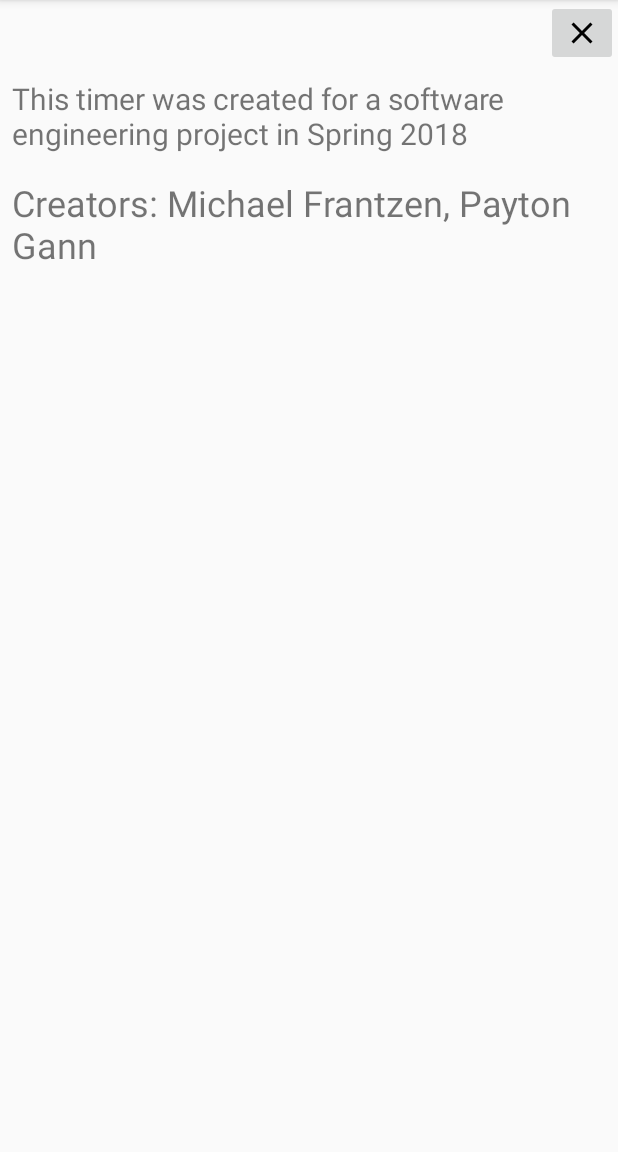
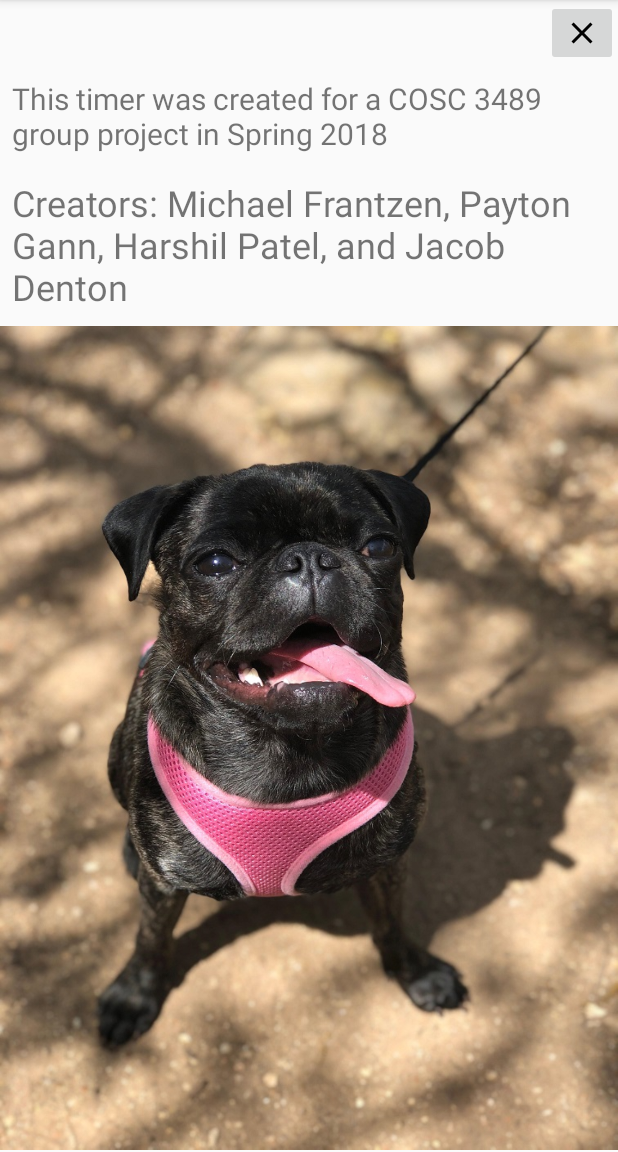
Before and after one commit to michaelfrantzen/PomodoroTimerV2, an Android app: the AboutActivity screen opened directly, with no data from a screen before it, on a phone screen of 412 x 824 dp, the part 84-1236 px from its top. Run offline under Robolectric (Android 15) with nearby library versions, the phone set to English and light mode, and no system bars.

Commit message:
Added all names to about page and then fixed it skipping profile name

```diff
--- a/app/src/main/java/com/example/michael/pomodorotimerv2/AboutActivity.java
+++ b/app/src/main/java/com/example/michael/pomodorotimerv2/AboutActivity.java
@@ -3,17 +3,24 @@ package com.example.michael.pomodorotimerv2;
 import android.content.Intent;
 import android.support.v7.app.AppCompatActivity;
 import android.os.Bundle;
+import android.util.Log;
 import android.view.View;
 import android.widget.ImageButton;
+import android.widget.ImageView;
 
 public class AboutActivity extends AppCompatActivity {
 
+    private static final String TAG = "AboutActivity";
     private ImageButton mExitButton;
+    private ImageView mDaisy;
 
     @Override
     protected void onCreate(Bundle savedInstanceState) {
         super.onCreate(savedInstanceState);
         setContentView(R.layout.about);
+        Log.d(TAG, "onCreate() called");
+
+        mDaisy = (ImageView)findViewById(R.id.daisy);
 
         mExitButton = (ImageButton)findViewById(R.id.about_exit_button);
 
--- a/app/src/main/java/com/example/michael/pomodorotimerv2/BeginActivity.java
+++ b/app/src/main/java/com/example/michael/pomodorotimerv2/BeginActivity.java
@@ -60,6 +60,7 @@ public class BeginActivity extends AppCompatActivity {
                     i.putExtra("timeAmount", mTimeAmount.getText().toString());
                     i.putExtra("restAmount", mRestAmount.getText().toString());
                     i.putExtra("intervalAmount", mIntervalAmount.getText().toString());
+                    i.putExtra("position", 545);
                     BeginActivity.this.startActivity(i);
                 }
             }
--- a/app/src/main/java/com/example/michael/pomodorotimerv2/MyCustomerAdapter.java
+++ b/app/src/main/java/com/example/michael/pomodorotimerv2/MyCustomerAdapter.java
@@ -60,6 +60,7 @@ public class MyCustomerAdapter extends BaseAdapter implements ListAdapter {
                 i.putExtra("restAmount", "" + p.getRestTime());
                 i.putExtra("intervalAmount", "" + p.getInterval());
                 i.putExtra("profileName", p.getName());
+                i.putExtra("position", position);
                 context.startActivity(i);
             }
         });
--- a/app/src/main/res/layout/about.xml
+++ b/app/src/main/res/layout/about.xml
@@ -1,5 +1,7 @@
 <?xml version="1.0" encoding="utf-8"?>
 <LinearLayout xmlns:android="http://schemas.android.com/apk/res/android"
+    xmlns:tools="http://schemas.android.com/tools"
+    tools:ignore="contentdescription"
     android:layout_width="match_parent"
     android:layout_height="match_parent"
     android:orientation="vertical">
@@ -14,16 +16,22 @@
     <TextView
         android:layout_width="wrap_content"
         android:layout_height="wrap_content"
-        android:text="This timer was created for a software engineering project in Spring 2018"
+        android:text="This timer was created for a COSC 3489 group project in Spring 2018"
         android:textSize="20dp"
         android:padding="8dp"/>
 
     <TextView
         android:layout_width="wrap_content"
         android:layout_height="wrap_content"
-        android:text="Creators: Michael Frantzen, Payton Gann"
+        android:text="Creators: Michael Frantzen, Payton Gann, Harshil Patel, and Jacob Denton"
         android:textSize="24dp"
         android:padding="8dp"/>
 
+    <ImageView
+        android:id="@+id/daisy"
+        android:layout_width="wrap_content"
+        android:layout_height="wrap_content"
+        android:src="@drawable/daisy" />
+
 
 </LinearLayout>
--- a/app/src/main/res/values/strings.xml
+++ b/app/src/main/res/values/strings.xml
@@ -1,6 +1,6 @@
 <resources>
     <string name="app_name">PomodoroTimerV2</string>
     <string name="action_settings">Settings</string>
-    <string name="interval_complete">Interval Complete!</string>
+    <string name="interval_complete">Current Interval Complete!</string>
     <string name="timer_complete">Timer Complete!</string>
 </resources>
```
Also changed, not shown: app/src/main/java/com/example/michael/pomodorotimerv2/TimerActivity.java (+18 -0 lines), app/src/main/res/drawable/trash_black.xml (added, +9 -0 lines), app/src/main/res/layout/activity_begin.xml (+10 -8 lines), app/src/main/res/layout/activity_timer.xml (+9 -1 lines), app/src/main/res/drawable/daisy.jpg.
